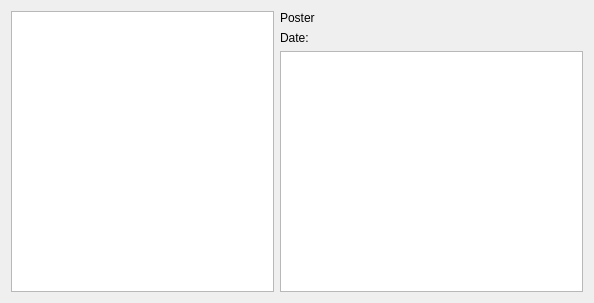
Above: src/widgetnews.ui from tjohnman/Obsession before the change. Below: the same form after it.
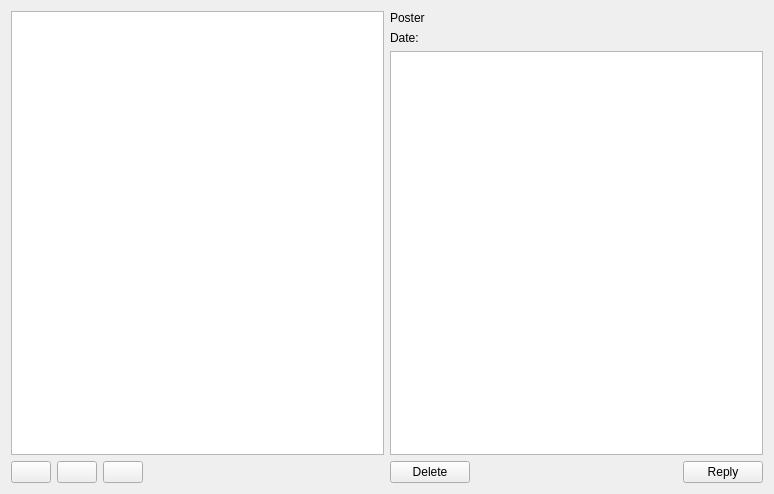
That is the form after the change. Icons and pictures are not drawn.

Diff of the .ui file:
```diff
--- a/src/widgetnews.ui
+++ b/src/widgetnews.ui
@@ -6,15 +6,17 @@
    <rect>
     <x>0</x>
     <y>0</y>
-    <width>594</width>
-    <height>303</height>
+    <width>774</width>
+    <height>494</height>
    </rect>
   </property>
   <property name="windowTitle">
    <string>Form</string>
   </property>
-  <layout class="QGridLayout" name="gridLayout">
-   <item row="0" column="0" rowspan="3">
+  <layout class="QHBoxLayout" name="horizontalLayout_5">
+   <item>
+    <layout class="QVBoxLayout" name="verticalLayout">
+     <item>
     <widget class="QTreeWidget" name="treeWidget">
      <property name="sizePolicy">
       <sizepolicy hsizetype="Minimum" vsizetype="Expanding">
@@ -32,7 +34,72 @@
      </column>
     </widget>
    </item>
-   <item row="0" column="1">
+     <item>
+      <layout class="QHBoxLayout" name="horizontalLayout">
+       <item>
+        <widget class="QPushButton" name="pushButtonNew">
+         <property name="toolTip">
+          <string>Post new message</string>
+         </property>
+         <property name="text">
+          <string/>
+         </property>
+         <property name="icon">
+          <iconset resource="../resources/resources.qrc">
+           <normaloff>:/news/interfaceIcons/newsWrite.png</normaloff>:/news/interfaceIcons/newsWrite.png</iconset>
+         </property>
+        </widget>
+       </item>
+       <item>
+        <widget class="QPushButton" name="pushButtonNewFolder">
+         <property name="toolTip">
+          <string>Create new folder</string>
+         </property>
+         <property name="text">
+          <string/>
+         </property>
+         <property name="icon">
+          <iconset resource="../resources/resources.qrc">
+           <normaloff>:/news/interfaceIcons/newNewsFolder.png</normaloff>:/news/interfaceIcons/newNewsFolder.png</iconset>
+         </property>
+        </widget>
+       </item>
+       <item>
+        <widget class="QPushButton" name="pushButtonNewCategory">
+         <property name="toolTip">
+          <string>Create new category</string>
+         </property>
+         <property name="text">
+          <string/>
+         </property>
+         <property name="icon">
+          <iconset resource="../resources/resources.qrc">
+           <normaloff>:/news/interfaceIcons/newNewsCategory.png</normaloff>:/news/interfaceIcons/newNewsCategory.png</iconset>
+         </property>
+        </widget>
+       </item>
+       <item>
+        <spacer name="horizontalSpacer">
+         <property name="orientation">
+          <enum>Qt::Horizontal</enum>
+         </property>
+         <property name="sizeHint" stdset="0">
+          <size>
+           <width>40</width>
+           <height>20</height>
+          </size>
+         </property>
+        </spacer>
+       </item>
+      </layout>
+     </item>
+    </layout>
+   </item>
+   <item>
+    <layout class="QVBoxLayout" name="verticalLayout_2">
+     <item>
+      <layout class="QHBoxLayout" name="horizontalLayout_4">
+       <item>
     <widget class="QLabel" name="label">
      <property name="maximumSize">
       <size>
@@ -45,11 +112,10 @@
      </property>
     </widget>
    </item>
-   <item row="0" column="2">
+       <item>
     <widget class="QLabel" name="posterLabel">
      <property name="font">
       <font>
-       <weight>75</weight>
        <bold>true</bold>
       </font>
      </property>
@@ -58,7 +124,11 @@
      </property>
     </widget>
    </item>
-   <item row="1" column="1">
+      </layout>
+     </item>
+     <item>
+      <layout class="QHBoxLayout" name="horizontalLayout_3">
+       <item>
     <widget class="QLabel" name="label_2">
      <property name="maximumSize">
       <size>
@@ -71,14 +141,16 @@
      </property>
     </widget>
    </item>
-   <item row="1" column="2">
+       <item>
     <widget class="QLabel" name="dateLabel">
      <property name="text">
       <string/>
      </property>
     </widget>
    </item>
-   <item row="2" column="1" colspan="2">
+      </layout>
+     </item>
+     <item>
     <widget class="QPlainTextEdit" name="plainTextEdit">
      <property name="font">
       <font>
@@ -91,7 +163,48 @@
      </property>
     </widget>
    </item>
-  </layout>
+     <item>
+      <layout class="QHBoxLayout" name="horizontalLayout_2">
+       <item>
+        <widget class="QPushButton" name="pushButtonDelete">
+         <property name="text">
+          <string>Delete</string>
+         </property>
+         <property name="icon">
+          <iconset resource="../resources/resources.qrc">
+           <normaloff>:/news/interfaceIcons/newsDelete.png</normaloff>:/news/interfaceIcons/newsDelete.png</iconset>
+         </property>
+        </widget>
+       </item>
+       <item>
+        <spacer name="horizontalSpacer_2">
+         <property name="orientation">
+          <enum>Qt::Horizontal</enum>
+         </property>
+         <property name="sizeHint" stdset="0">
+          <size>
+           <width>40</width>
+           <height>20</height>
+          </size>
+         </property>
+        </spacer>
+       </item>
+       <item>
+        <widget class="QPushButton" name="pushButtonReply">
+         <property name="text">
+          <string>Reply</string>
+         </property>
+         <property name="icon">
+          <iconset resource="../resources/resources.qrc">
+           <normaloff>:/news/interfaceIcons/newsReply.png</normaloff>:/news/interfaceIcons/newsReply.png</iconset>
+         </property>
+        </widget>
+       </item>
+      </layout>
+     </item>
+    </layout>
+   </item>
+  </layout>
  </widget>
  <resources/>
  <connections/>
```
Left out of the diff: 4 changed lines with no effect on the pictures. Lines whose indentation alone changed are shown as unchanged.
